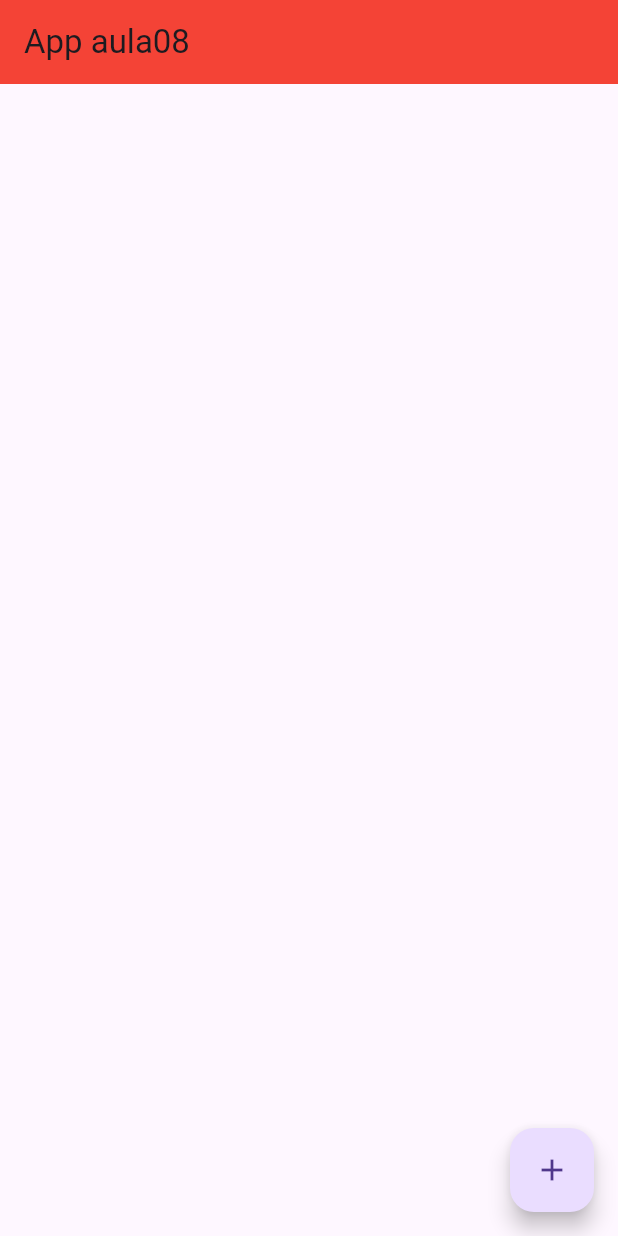
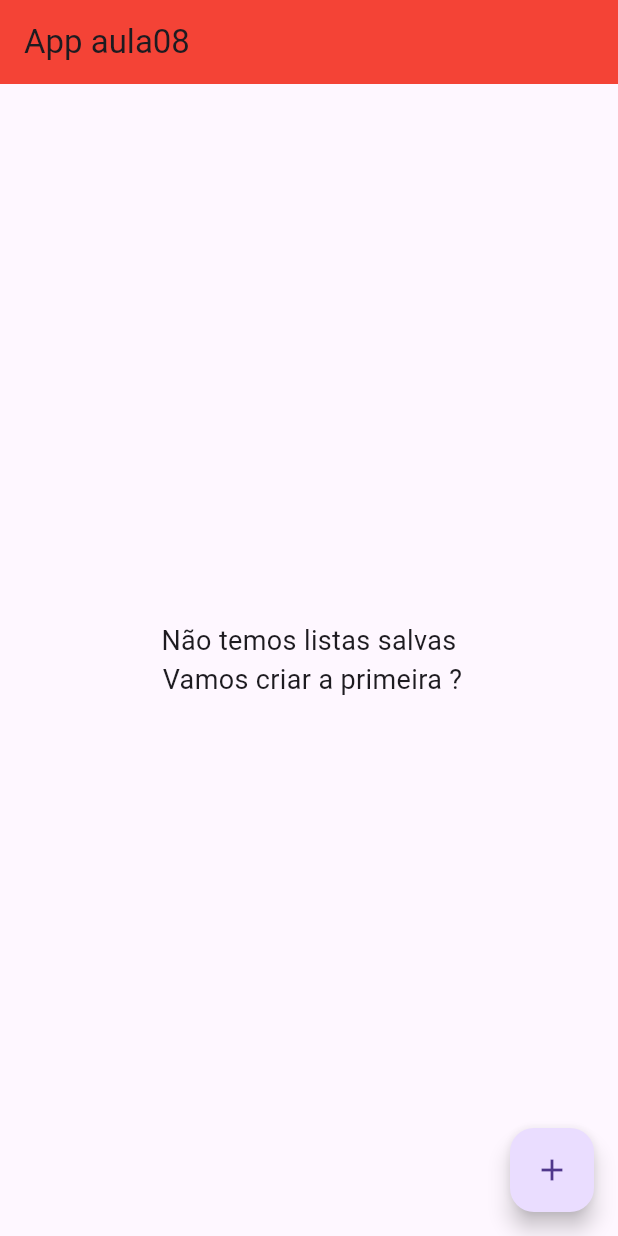
Before and after one commit to danielvieira95/DESM3, a Flutter app: the screen it shows after launch, on a phone screen of 412 x 824 dp. Run offline on Flutter 3.47's test engine with Material 3 defaults, Android fonts, the phone set to English and light mode, and no system bars; our stand-ins replace cloud_firestore, firebase_auth, firebase_core, geolocator, syncfusion_flutter_calendar, syncfusion_flutter_charts and 1 more; missing offline and left inert: gps_connectivity, knob_widget; accounts and stored records are empty.

Commit message:
aula 08 app Firebase

```diff
--- a/Turma_B/Aula08/app_listacompras/lib/main.dart
+++ b/Turma_B/Aula08/app_listacompras/lib/main.dart
@@ -33,6 +33,18 @@ class HomeScreen extends StatefulWidget {
 class _HomeScreenState extends State<HomeScreen> {
   // instancia o firebase
   FirebaseFirestore firestore = FirebaseFirestore.instance;
+  List<Lista> listLista=[]; // lista para armazenar os dados enviados ao firebase
+  _refresh()async{
+    List<Lista>temp = []; // cria uma variavel vazia
+    // vai armazenar os dados do firebase em snapshot
+   QuerySnapshot<Map<String,dynamic>>snapshot = await firestore.collection("Listacompras").get();
+   for(var doc in snapshot.docs){
+    temp.add(Lista.fromMap(doc.data()));
+   }
+    setState(() {
+      listLista = temp;
+    });
+  }
   @override
   Widget build(BuildContext context) {
     return Scaffold(
@@ -44,11 +56,30 @@ class _HomeScreenState extends State<HomeScreen> {
         showFormModal();
       },
       child: Icon(Icons.add),),
+      body: (listLista.isEmpty)?Center(
+        child: Text("Não temos listas salvas \n Vamos criar a primeira ?",
+        textAlign: TextAlign.center,style: TextStyle(fontSize: 18),),
 
-    );
+
+
+      ):RefreshIndicator(
+        // vai chamar uma função que atualiza os itens da lista
+        onRefresh: (){
+        return _refresh();
+        },
+        child: ListView(
+          children:List.generate(
+            listLista.length,
+            (index){
+               Lista model = listLista[index];
+               return model;
+              // Para excluir a lista
+  })),
+      ),);
 
 
   }
+
   showFormModal({Lista?model}){
     String title = "Adicionar lista";
     String confirmButton = "Salvar";
```
